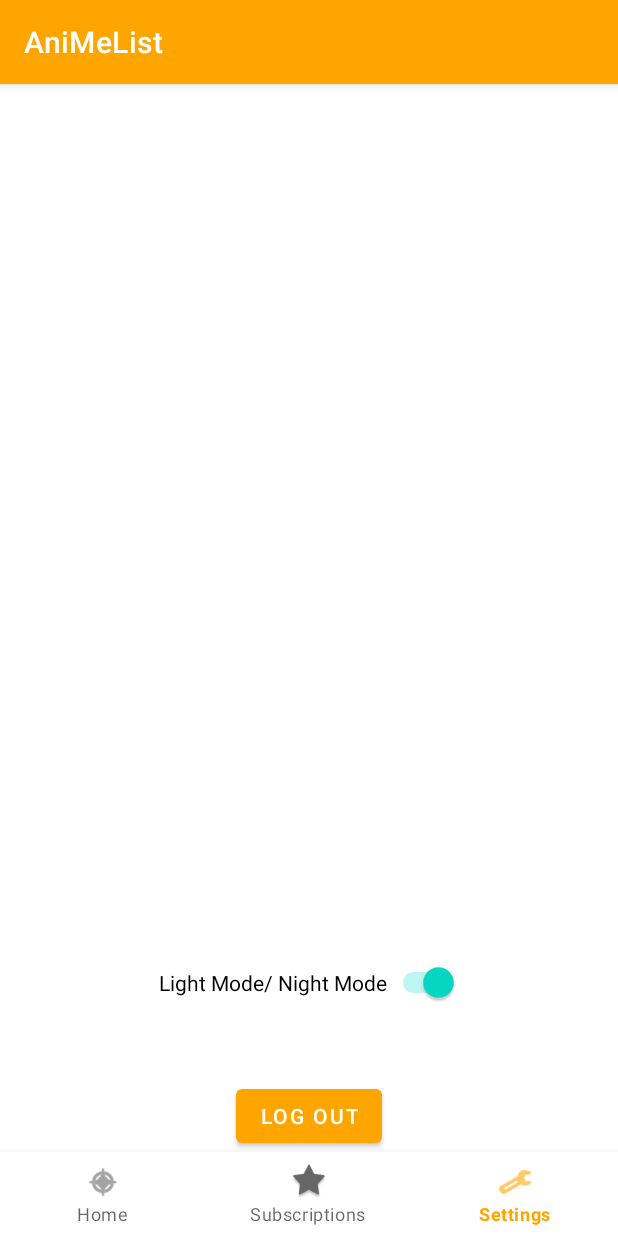
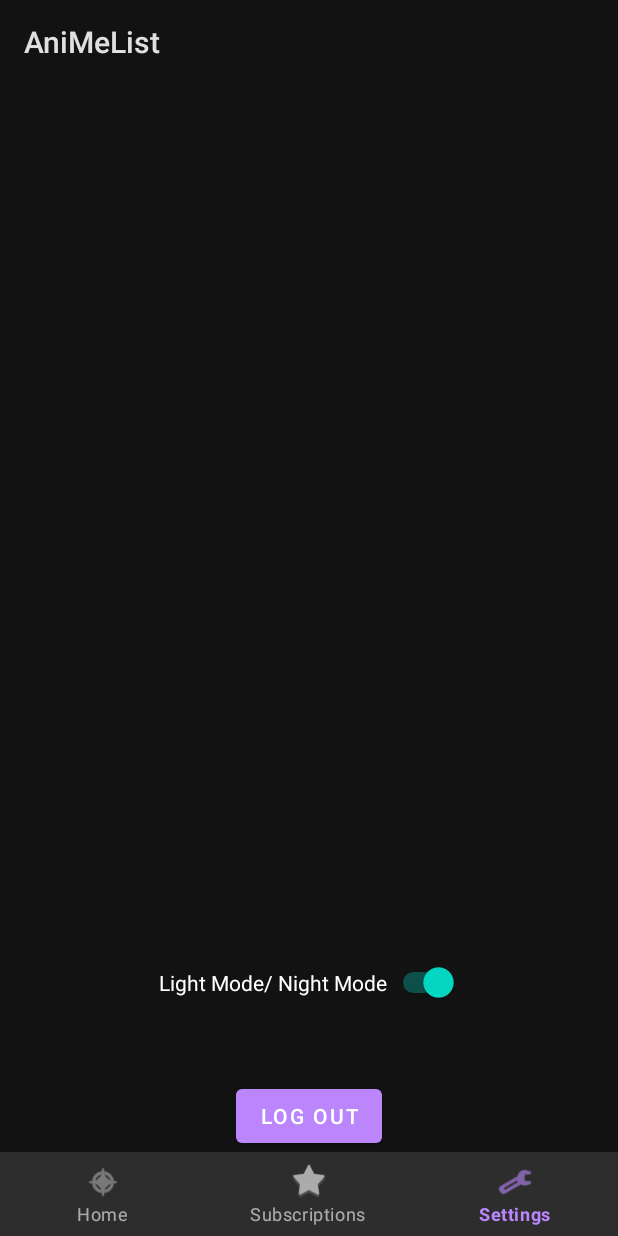
Before and after one commit to timzhen38/AniMeList, an Android app: the MainActivity screen opened directly, with no data from a screen before it, item 3 of the bottom bar chosen, on a phone screen of 412 x 824 dp. Run offline under Robolectric (Android 15) with nearby library versions, the phone set to English and light mode, and no system bars; libraries missing offline, so code that uses them is left out: com.codepath.asynchttpclient, com.parse, org.parceler; pictures from the network do not load; 2 statements that could not run were skipped.

```diff
--- a/app/src/main/java/com/example/animelist/MainActivity.java
+++ b/app/src/main/java/com/example/animelist/MainActivity.java
@@ -26,12 +26,6 @@ public class MainActivity extends AppCompatActivity {
     @Override
     protected void onCreate(Bundle savedInstanceState) {
         super.onCreate(savedInstanceState);
-        /*
-        sharedPreferences = getSharedPreferences("save", Context.MODE_PRIVATE);
-        if(sharedPreferences.getBoolean("value",true))
-            AppCompatDelegate.setDefaultNightMode(AppCompatDelegate.MODE_NIGHT_YES);
-        else
-            AppCompatDelegate.setDefaultNightMode(AppCompatDelegate.MODE_NIGHT_NO);*/
 
         setContentView(R.layout.activity_main);
 
@@ -57,8 +51,15 @@ public class MainActivity extends AppCompatActivity {
                 return true;
             }
         });
-        // Set default selection
-        bottomNavigationView.setSelectedItemId(R.id.action_home);
+
+        if(savedInstanceState == null)
+            bottomNavigationView.setSelectedItemId(R.id.action_home);
+
+        sharedPreferences = getSharedPreferences("save", Context.MODE_PRIVATE);
+        if(sharedPreferences.getBoolean("value",true))
+            AppCompatDelegate.setDefaultNightMode(AppCompatDelegate.MODE_NIGHT_YES);
+        else
+            AppCompatDelegate.setDefaultNightMode(AppCompatDelegate.MODE_NIGHT_NO);
     }
 
 }
```
